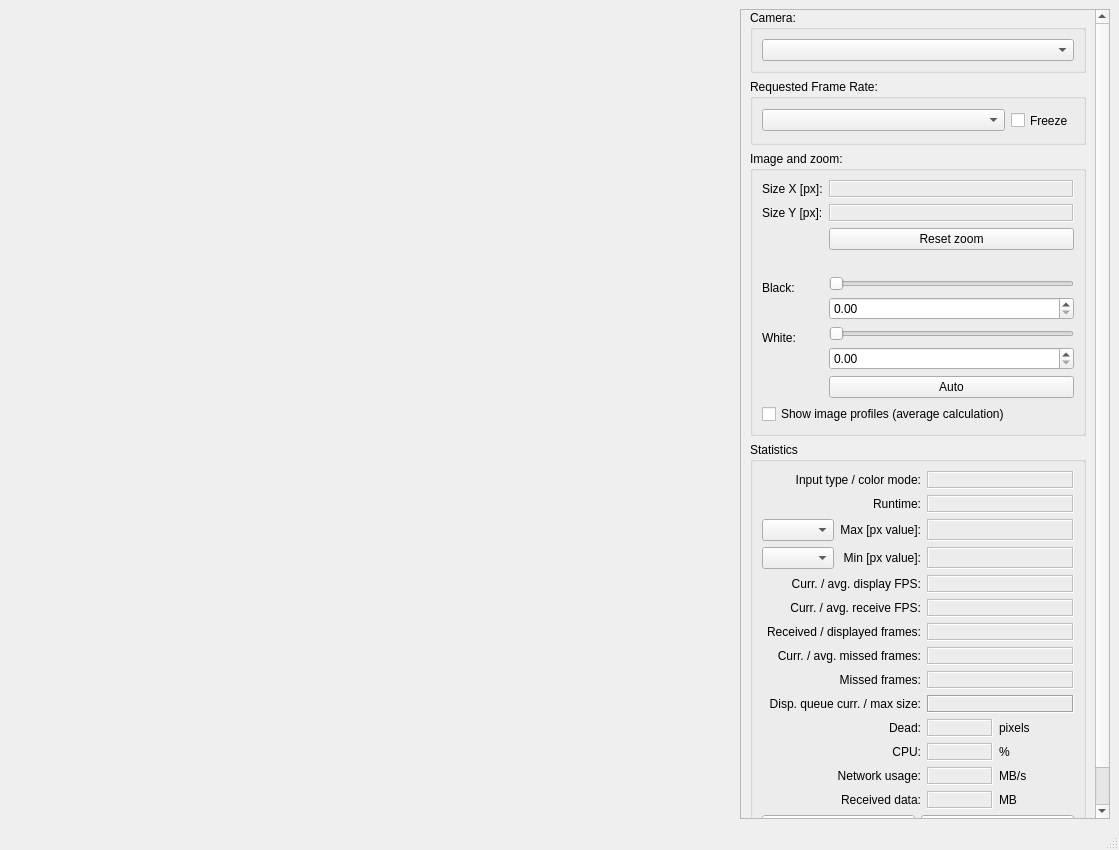
Above: c2dataviewer/ui/imagev.ui from epics-extensions/c2dataviewer before the change. Below: the same form after it.
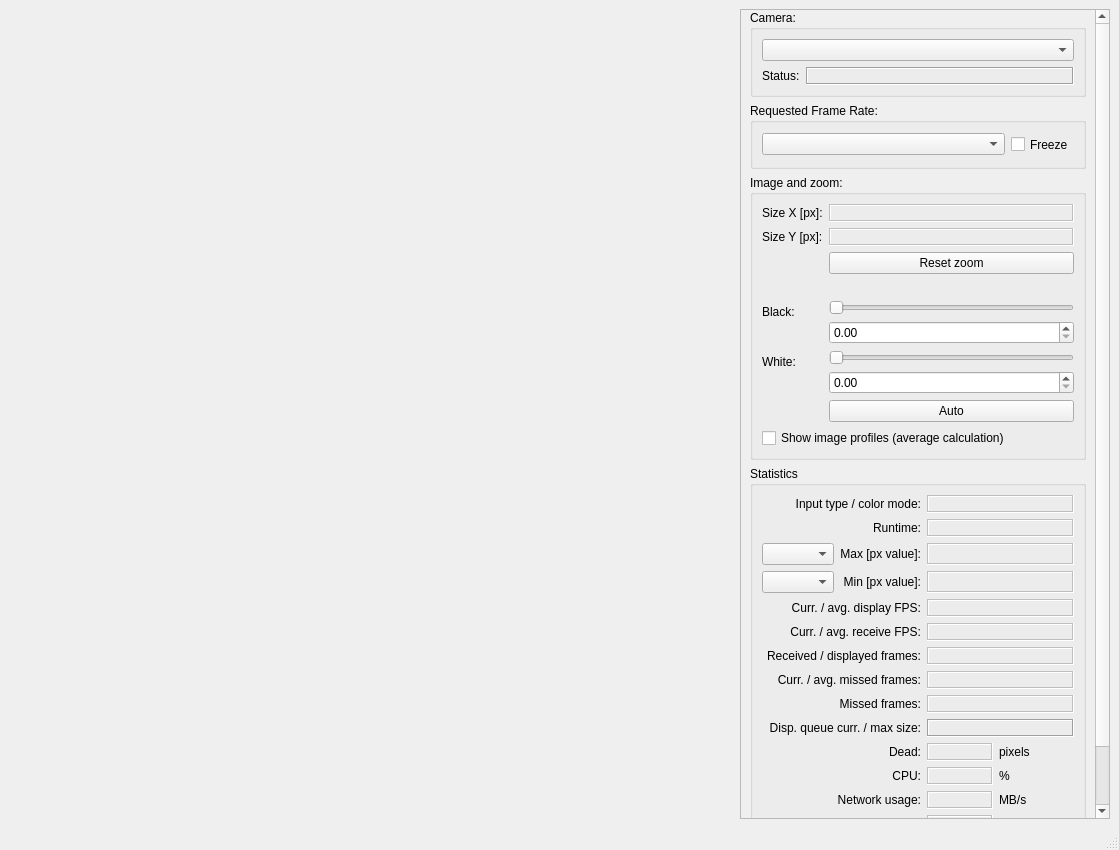
That is the form after the change. Custom widgets are drawn as their Qt base class.

Commit message:
Add PV status display to image app
Add PV status display to scope app

What changed in the file:
```diff
--- a/c2dataviewer/ui/imagev.ui
+++ b/c2dataviewer/ui/imagev.ui
@@ -115,9 +115,9 @@
           <property name="geometry">
            <rect>
             <x>0</x>
-            <y>-109</y>
+            <y>0</y>
             <width>354</width>
-            <height>922</height>
+            <height>947</height>
            </rect>
           </property>
           <layout class="QVBoxLayout" name="verticalLayout_11">
@@ -129,10 +129,30 @@
              <property name="title">
               <string>Camera:</string>
              </property>
-             <layout class="QVBoxLayout" name="verticalLayout">
-              <item>
+             <layout class="QFormLayout" name="formLayout">
+              <item row="1" column="0">
+               <widget class="QLabel" name="lblStatsuLabel">
+                <property name="text">
+                 <string>Status:</string>
+                </property>
+               </widget>
+              </item>
+              <item row="0" column="0" colspan="2">
                <widget class="QComboBox" name="pvPrefix"/>
               </item>
+              <item row="1" column="1">
+               <widget class="QLabel" name="lblConnectionStatus">
+                <property name="frameShape">
+                 <enum>QFrame::Box</enum>
+                </property>
+                <property name="frameShadow">
+                 <enum>QFrame::Sunken</enum>
+                </property>
+                <property name="text">
+                 <string/>
+                </property>
+               </widget>
+              </item>
              </layout>
             </widget>
            </item>
```
The commit also changes 5 other files.
